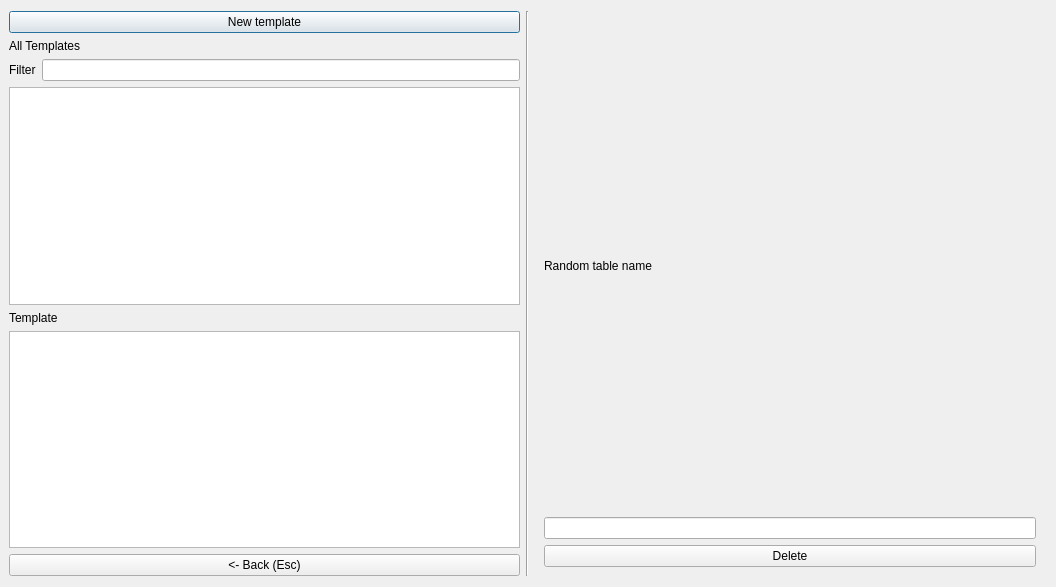
This is ui_files/Acadamy_Dialog.ui in nogasgofast/Adventure_Wrench as Qt 5 draws it before an edit. The edited form follows.
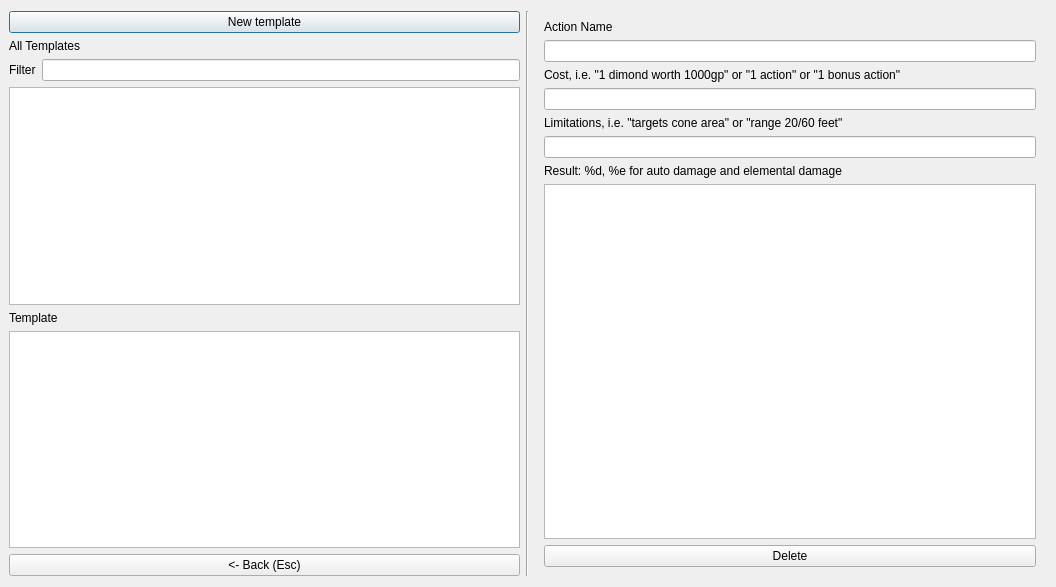
This is the edited form. The open tabs and pages were chosen to show the change. Icons and pictures are not drawn.

```diff
--- a/ui_files/Acadamy_Dialog.ui
+++ b/ui_files/Acadamy_Dialog.ui
@@ -634,31 +634,6 @@
        </item>
       </layout>
      </widget>
-     <widget class="QWidget" name="page_random">
-      <layout class="QVBoxLayout" name="verticalLayout_8">
-       <item>
-        <widget class="QLabel" name="label_random_name">
-         <property name="text">
-          <string>Random table name</string>
-         </property>
-        </widget>
-       </item>
-       <item>
-        <widget class="QLineEdit" name="lineEdit_random_name">
-         <property name="readOnly">
-          <bool>true</bool>
-         </property>
-        </widget>
-       </item>
-       <item>
-        <widget class="QPushButton" name="pushButton_random_delete">
-         <property name="text">
-          <string>Delete</string>
-         </property>
-        </widget>
-       </item>
-      </layout>
-     </widget>
     </widget>
    </item>
   </layout>
```
Left out of the diff: 2 changed lines with no effect on the pictures.
